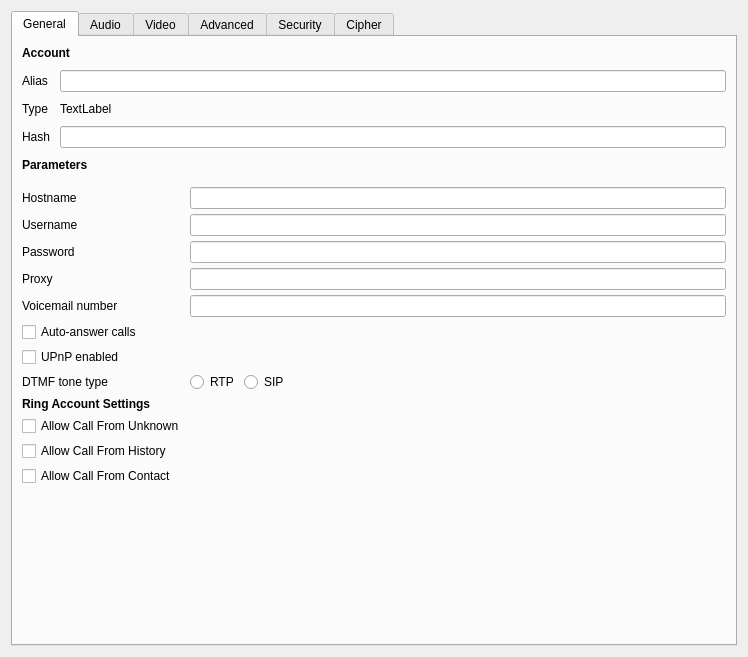
Above: accountdetails.ui from savoirfairelinux/jami-client-windows before the change. Below: the same form after it.
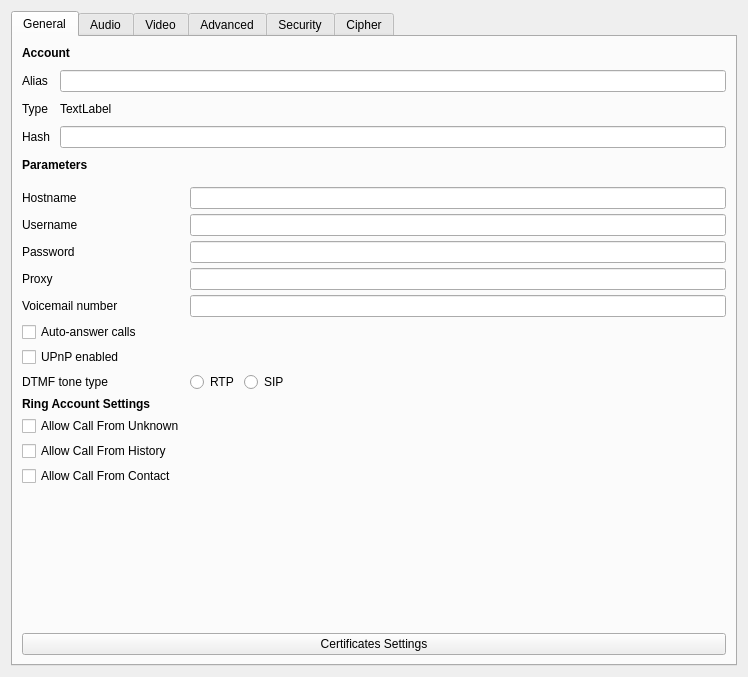
That is the form after the change. Icons and pictures are not drawn.

Commit message: add cert settings WIP

Patch:
```diff
--- a/accountdetails.ui
+++ b/accountdetails.ui
@@ -7,7 +7,7 @@
     <x>0</x>
     <y>0</y>
     <width>748</width>
-    <height>657</height>
+    <height>677</height>
    </rect>
   </property>
   <property name="windowTitle">
@@ -320,6 +320,13 @@
          </item>
         </layout>
        </item>
+       <item>
+        <widget class="QPushButton" name="pushButton">
+         <property name="text">
+          <string>Certificates Settings</string>
+         </property>
+        </widget>
+       </item>
       </layout>
      </widget>
      <widget class="QWidget" name="audio_codec_tab">
```
Left out of the diff: 2 changed lines with no effect on the pictures. The commit also changes 6 other files.
